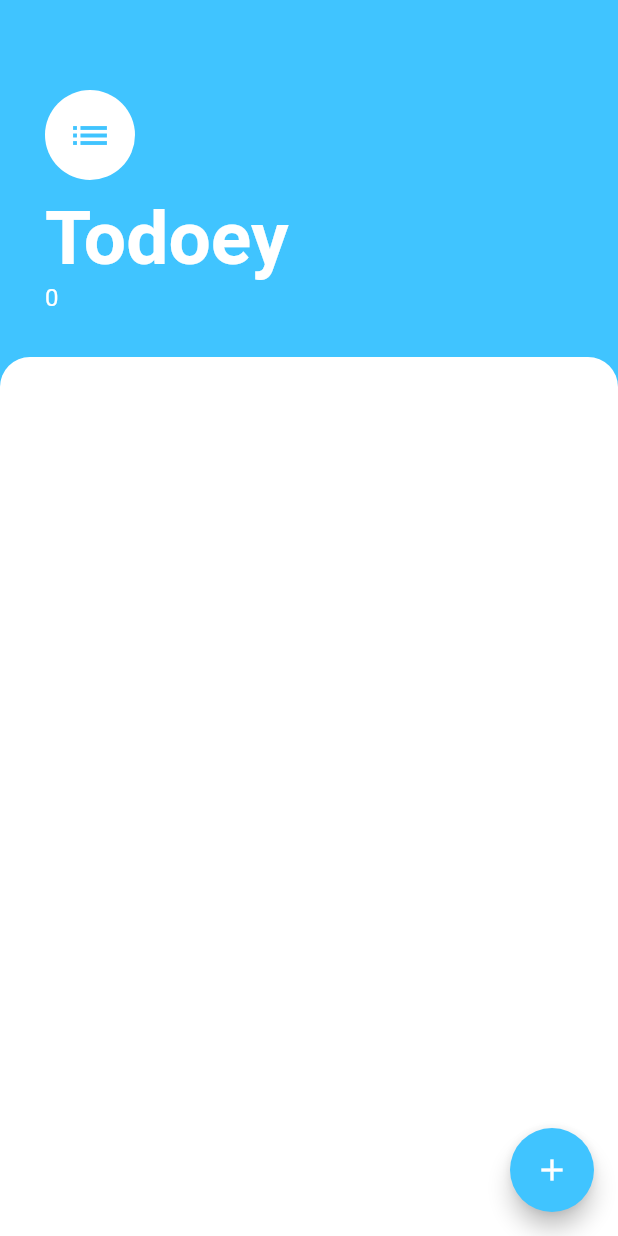
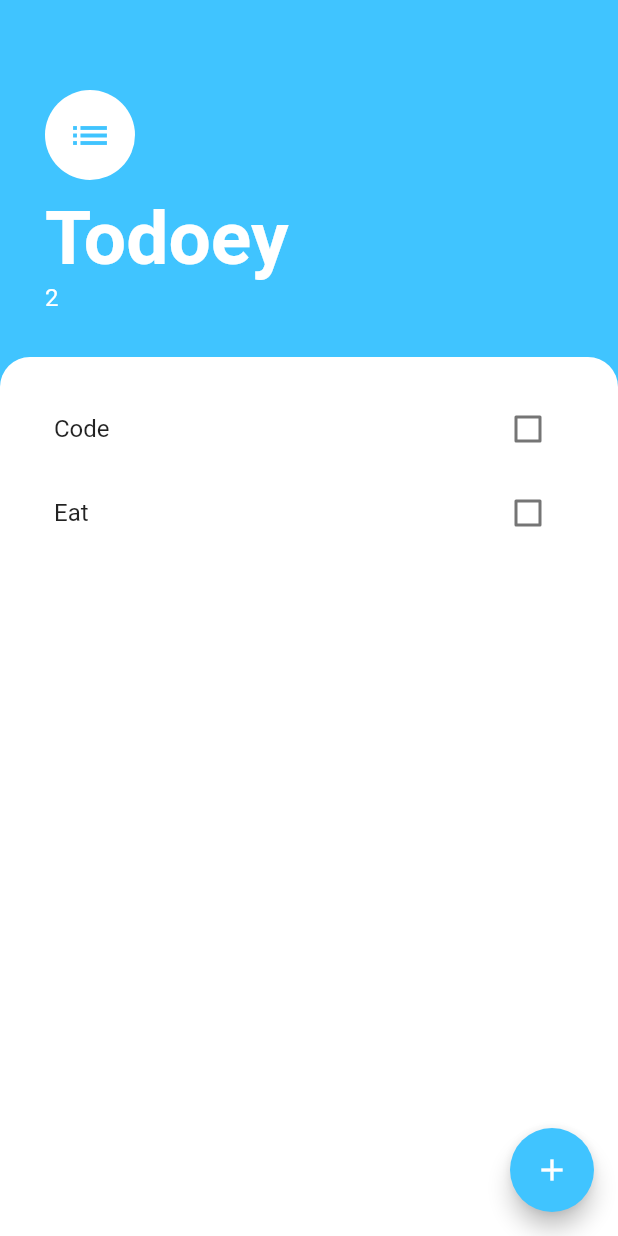
Before and after one commit to ima17/todoey, a Flutter app: the screen it shows after launch, on a phone screen of 412 x 824 dp. Run offline on Flutter 3.47's test engine with Material 2 defaults, Android fonts, the phone set to English and light mode, and no system bars.

```diff
--- a/lib/main.dart
+++ b/lib/main.dart
@@ -1,4 +1,6 @@
 import 'package:flutter/material.dart';
+import 'package:provider/provider.dart';
+import 'package:todoey/models/task_data.dart';
 import 'package:todoey/screeens/task_screen.dart';
 
 void main() {
@@ -10,13 +12,17 @@ class MyApp extends StatelessWidget {
 
   @override
   Widget build(BuildContext context) {
-    return MaterialApp(
-      debugShowCheckedModeBanner: false,
-      title: 'Flutter Demo',
-      theme: ThemeData(
-        primarySwatch: Colors.blue,
+    return ChangeNotifierProvider(
+      create: (context) => TaskData(),
+
+      child: MaterialApp(
+        debugShowCheckedModeBanner: false,
+        title: 'Flutter Demo',
+        theme: ThemeData(
+          primarySwatch: Colors.blue,
+        ),
+        home: const TaskScreen(),
       ),
-      home: const TaskScreen(),
     );
   }
 }
--- /dev/null
+++ b/lib/models/task_data.dart
@@ -0,0 +1,16 @@
+import 'package:flutter/foundation.dart';
+import 'package:todoey/models/tasks.dart';
+
+class TaskData extends ChangeNotifier {
+  List<Task> taskList = [
+    Task(
+      taskName: "Code",
+    ),
+    Task(taskName: "Eat")
+  ];
+
+  int get taskCount {
+    return taskList.length;
+  }
+
+}
--- a/lib/screeens/task_screen.dart
+++ b/lib/screeens/task_screen.dart
@@ -1,17 +1,12 @@
 import 'package:flutter/material.dart';
-import 'package:todoey/models/tasks.dart';
+import 'package:provider/provider.dart';
+import 'package:todoey/models/task_data.dart';
 import 'package:todoey/screeens/add_task_screen.dart';
 import 'package:todoey/widgets/task_list.dart';
 
-class TaskScreen extends StatefulWidget {
+class TaskScreen extends StatelessWidget {
   const TaskScreen({Key? key}) : super(key: key);
 
-  @override
-  State<TaskScreen> createState() => _TaskScreenState();
-}
-
-class _TaskScreenState extends State<TaskScreen> {
-  List<Task> taskList = [];
   @override
   Widget build(BuildContext context) {
     return Scaffold(
@@ -28,9 +23,9 @@ class _TaskScreenState extends State<TaskScreen> {
                 return AddTaskScreen(
                   addTaskCallback: (newTaskTitle) {
                     if (newTaskTitle != null) {
-                      setState(() {
-                        taskList.add(Task(taskName: newTaskTitle));
-                      });
+                      // setState(() {
+                      //   taskList.add(Task(taskName: newTaskTitle));
+                      // });
                     }
                     Navigator.pop(context);
                   },
@@ -69,7 +64,7 @@ class _TaskScreenState extends State<TaskScreen> {
                   ),
                 ),
                 Text(
-                  taskList.length.toString(),
+                  Provider.of<TaskData>(context).taskCount.toString(),
                   style: const TextStyle(
                     color: Colors.white,
                     fontSize: 16.0,
@@ -90,8 +85,7 @@ class _TaskScreenState extends State<TaskScreen> {
                     topLeft: Radius.circular(20.0),
                     topRight: Radius.circular(20.0),
                   )),
-              child: TaskList(
-                tasks: taskList,
+              child: const TaskList(
               ),
             ),
           ),
--- a/lib/widgets/task_list.dart
+++ b/lib/widgets/task_list.dart
@@ -1,33 +1,30 @@
 import 'package:flutter/material.dart';
-import 'package:todoey/models/tasks.dart';
+import 'package:provider/provider.dart';
+import 'package:todoey/models/task_data.dart';
 import 'package:todoey/widgets/task_tile.dart';
 
-class TaskList extends StatefulWidget {
-  final List<Task> tasks;
+class TaskList extends StatelessWidget {
   const TaskList({
-    Key? key, required this.tasks,
+    Key? key,
   }) : super(key: key);
 
   @override
-  State<TaskList> createState() => _TaskListState();
-}
-
-class _TaskListState extends State<TaskList> {
-  @override
   Widget build(BuildContext context) {
-    return ListView.builder(
+    return Consumer<TaskData>(
+      builder: (context, taskData, child) => ListView.builder(
         itemBuilder: (context, index) {
           return TaskTile(
-          isChecked: widget.tasks[index].isDone,
-          taskTitle: widget.tasks[index].taskName,
+            isChecked: taskData.taskList[index].isDone,
+            taskTitle: taskData.taskList[index].taskName,
             checkboxCallback: (bool? checkboxState) {
-            setState(() {
-              widget.tasks[index].toggleDone();
-            });
+              // setState(() {
+              //   widget.tasks[index].toggleDone();
+              // });
             },
           );
         },
-      itemCount: widget.tasks.length,
+        itemCount: taskData.taskCount,
+      ),
     );
   }
 }
```
Lines whose indentation alone changed are shown as unchanged.
